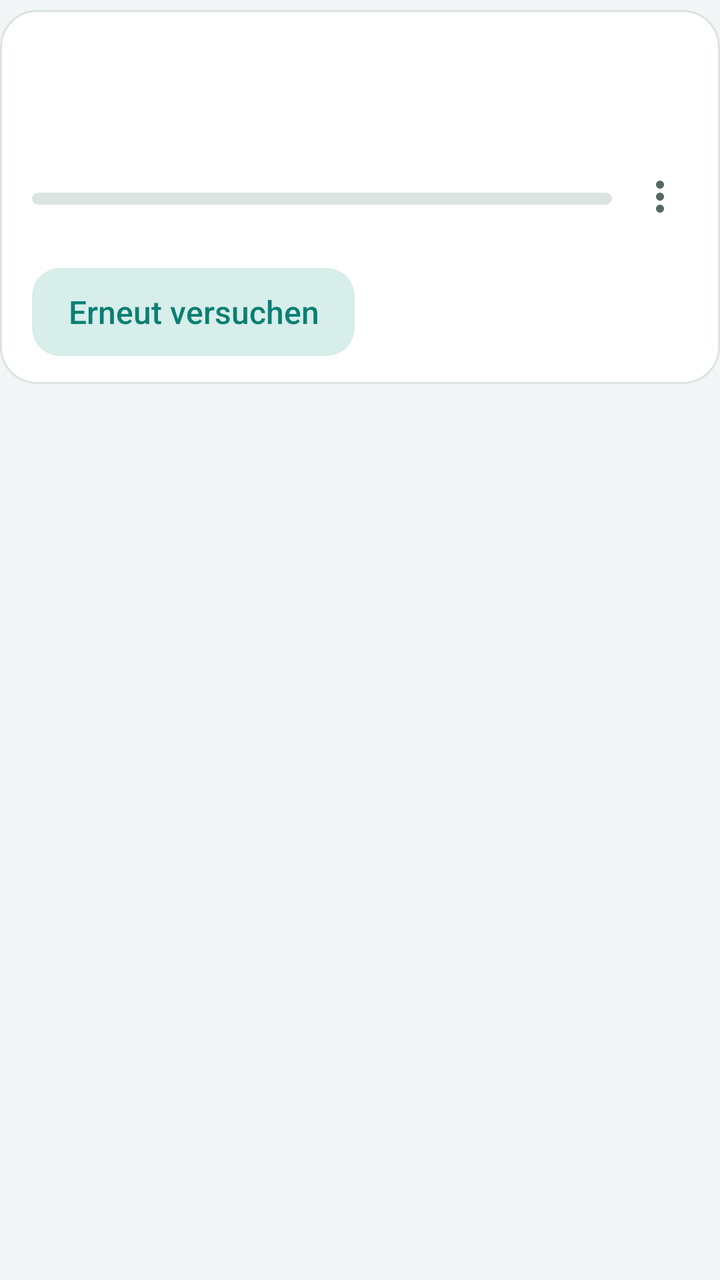
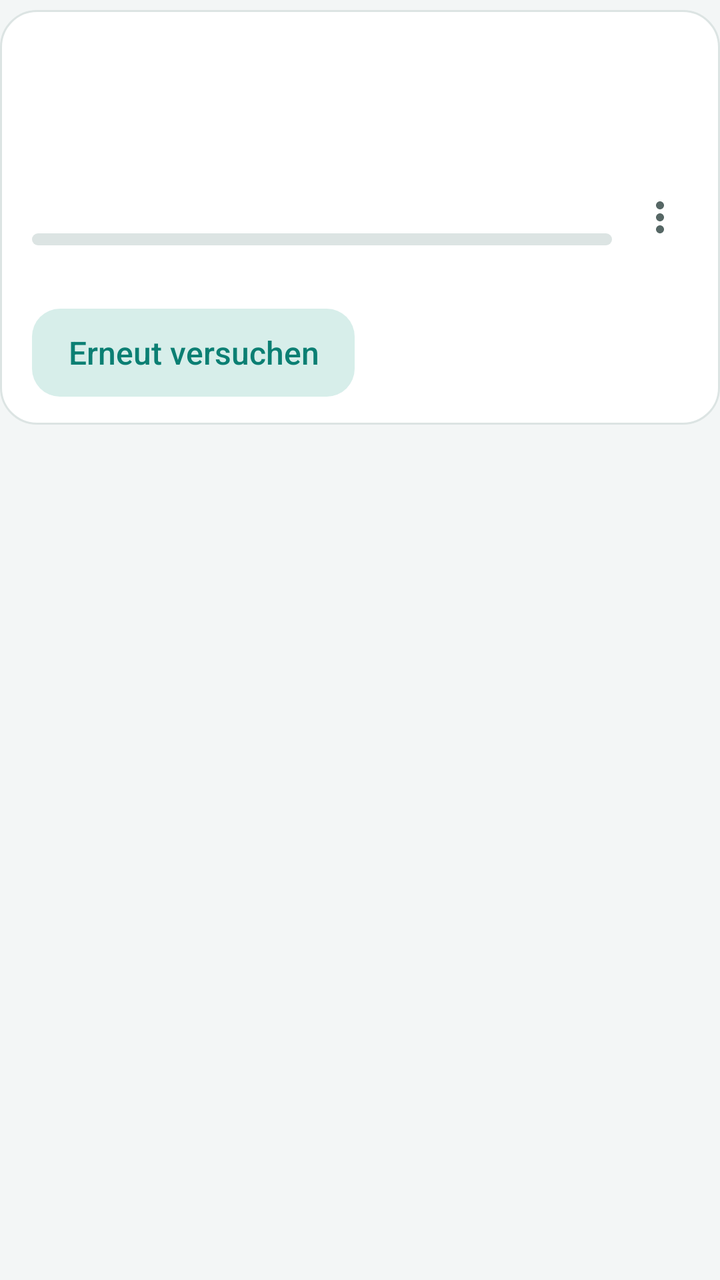

Before-and-after screenshots of an Android layout around one commit, followed by the original layout XML and the change that was made.
<!-- AndroidManifest.xml: application theme Theme.Scribe -->
<!-- res/layout/item_transcript.xml -->
<?xml version="1.0" encoding="utf-8"?>
<FrameLayout xmlns:android="http://schemas.android.com/apk/res/android"
    android:layout_width="match_parent" android:layout_height="wrap_content"
    android:paddingTop="5dp" android:paddingBottom="5dp">
    <LinearLayout android:id="@+id/it_card" android:layout_width="match_parent" android:layout_height="wrap_content"
        android:orientation="horizontal" android:gravity="center_vertical" android:background="@drawable/card"
        android:foreground="?android:attr/selectableItemBackground"
        android:paddingStart="16dp" android:paddingEnd="6dp" android:paddingTop="14dp" android:paddingBottom="14dp">
        <LinearLayout android:layout_width="0dp" android:layout_height="wrap_content" android:layout_weight="1"
            android:orientation="vertical">
            <TextView android:id="@+id/it_title" android:layout_width="match_parent" android:layout_height="wrap_content"
                android:textColor="?attr/pl_text" android:textSize="16sp" android:textStyle="bold"
                android:maxLines="2" android:ellipsize="end" />
            <TextView android:id="@+id/it_meta" android:layout_width="match_parent" android:layout_height="wrap_content"
                android:layout_marginTop="3dp" android:textColor="?attr/pl_muted" android:textSize="13sp" />
            <TextView android:id="@+id/it_preview" android:layout_width="match_parent" android:layout_height="wrap_content"
                android:layout_marginTop="6dp" android:textColor="?attr/pl_text" android:textSize="14sp"
                android:maxLines="2" android:ellipsize="end" />
            <ProgressBar android:id="@+id/it_progress" style="@android:style/Widget.Material.ProgressBar.Horizontal"
                android:layout_width="match_parent" android:layout_height="6dp" android:layout_marginTop="10dp"
                android:max="100" android:progressDrawable="@drawable/progress_bar" />
            <TextView android:id="@+id/it_status" android:layout_width="match_parent" android:layout_height="wrap_content"
                android:layout_marginTop="6dp" android:textColor="?attr/pl_muted" android:textSize="13sp" />
            <Button android:id="@+id/it_retry" style="@style/Button.Secondary"
                android:layout_width="wrap_content" android:layout_height="wrap_content" android:layout_marginTop="8dp"
                android:minHeight="44dp" android:text="@string/retry" />
        </LinearLayout>
        <ImageButton android:id="@+id/it_action" android:layout_width="48dp" android:layout_height="48dp"
            android:background="?android:attr/selectableItemBackgroundBorderless" android:scaleType="center"
            android:src="@drawable/ic_more" android:contentDescription="@string/more" />
    </LinearLayout>
</FrameLayout>
<!-- resources referenced by this layout -->
<resources>
  <!-- drawable card (drawable) -->
  <?xml version="1.0" encoding="utf-8"?>
  <shape xmlns:android="http://schemas.android.com/apk/res/android">
      <solid android:color="?attr/pl_surface" />
      <corners android:radius="18dp" />
      <stroke android:width="1dp" android:color="?attr/pl_divider" />
  </shape>
  <!-- drawable ic_more (drawable) -->
  <?xml version="1.0" encoding="utf-8"?>
  <vector xmlns:android="http://schemas.android.com/apk/res/android"
      android:width="24dp" android:height="24dp"
      android:viewportWidth="24" android:viewportHeight="24" android:tint="?attr/pl_muted">
      <path android:fillColor="#FFFFFF"
          android:pathData="M12,8c1.1,0 2,-0.9 2,-2s-0.9,-2 -2,-2 -2,0.9 -2,2 0.9,2 2,2zM12,10c-1.1,0 -2,0.9 -2,2s0.9,2 2,2 2,-0.9 2,-2 -0.9,-2 -2,-2zM12,16c-1.1,0 -2,0.9 -2,2s0.9,2 2,2 2,-0.9 2,-2 -0.9,-2 -2,-2z" />
  </vector>
  <!-- drawable progress_bar (drawable) -->
  <?xml version="1.0" encoding="utf-8"?>
  <layer-list xmlns:android="http://schemas.android.com/apk/res/android">
      <item android:id="@android:id/background">
          <shape><corners android:radius="3dp" /><solid android:color="?attr/pl_divider" /></shape>
      </item>
      <item android:id="@android:id/progress">
          <clip><shape><corners android:radius="3dp" /><solid android:color="?attr/pl_accent" /></shape></clip>
      </item>
  </layer-list>
  <string name="more">Mehr</string>
  <string name="retry">Erneut versuchen</string>
  <style name="Button.Secondary" parent="@android:style/Widget.Material.Button">
          <item name="android:background">@drawable/btn_secondary</item>
          <item name="android:textColor">?attr/pl_accent</item>
          <item name="android:textAllCaps">false</item>
          <item name="android:textSize">16sp</item>
          <item name="android:minHeight">48dp</item>
          <item name="android:paddingStart">18dp</item>
          <item name="android:paddingEnd">18dp</item>
          <item name="android:stateListAnimator">@null</item>
      </style>
  <!-- drawable btn_secondary (drawable) -->
  <?xml version="1.0" encoding="utf-8"?>
  <ripple xmlns:android="http://schemas.android.com/apk/res/android" android:color="?attr/pl_accent_soft">
      <item>
          <shape><solid android:color="?attr/pl_accent_soft" /><corners android:radius="14dp" /></shape>
      </item>
  </ripple>
  <style name="Base.Scribe" parent="@android:style/Theme.Material.Light.NoActionBar">
          <item name="android:colorPrimary">?attr/pl_accent</item>
          <item name="android:colorAccent">?attr/pl_accent</item>
          <item name="android:colorControlActivated">?attr/pl_accent</item>
          <item name="android:windowBackground">?attr/pl_bg</item>
          <item name="android:textColorPrimary">?attr/pl_text</item>
          <item name="android:textColorSecondary">?attr/pl_muted</item>
          <item name="android:alertDialogTheme">@style/Dialog.Scribe</item>
      </style>
  <style name="Dialog.Scribe" parent="@android:style/Theme.Material.Light.Dialog.Alert">
          <item name="android:colorAccent">?attr/pl_accent</item>
      </style>
  <!-- unchanged entries left out for length: 1 -->
</resources>

<!-- the commit's change to res/layout/item_transcript.xml (unified diff, before → after) -->
@@ -13,6 +13,9 @@
                 android:maxLines="2" android:ellipsize="end" />
             <TextView android:id="@+id/it_meta" android:layout_width="match_parent" android:layout_height="wrap_content"
                 android:layout_marginTop="3dp" android:textColor="?attr/pl_muted" android:textSize="13sp" />
+            <TextView android:id="@+id/it_tags" android:layout_width="match_parent" android:layout_height="wrap_content"
+                android:layout_marginTop="4dp" android:textColor="?attr/pl_accent" android:textSize="12sp"
+                android:maxLines="1" android:ellipsize="end" />
             <TextView android:id="@+id/it_preview" android:layout_width="match_parent" android:layout_height="wrap_content"
                 android:layout_marginTop="6dp" android:textColor="?attr/pl_text" android:textSize="14sp"
                 android:maxLines="2" android:ellipsize="end" />
